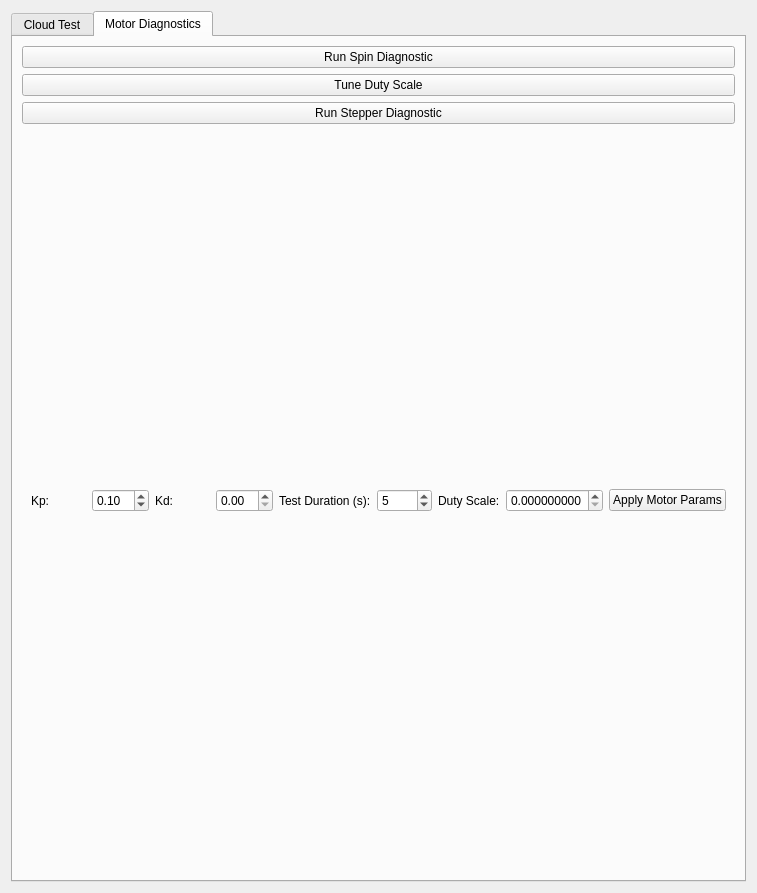
Before: the Qt Designer form frontend/cloudTest.ui in YCP-Rev-Metrix/BallSpinner-Controller-v2, drawn with Qt 5.
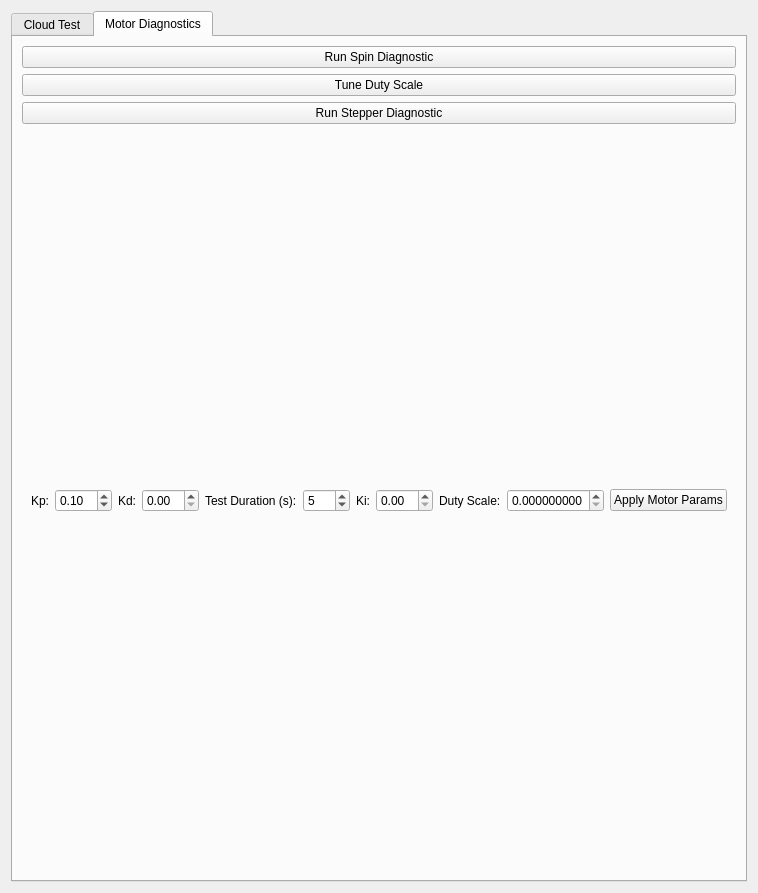
After: the same form once the commit is applied. The open tabs and pages were chosen to show the change.

Commit message: Added PID to motor

The edit to the form file:
```diff
--- a/frontend/cloudTest.ui
+++ b/frontend/cloudTest.ui
@@ -318,6 +318,29 @@
             </property>
            </widget>
           </item>
+          <item>
+           <widget class="QLabel" name="lblKi">
+            <property name="text">
+             <string>Ki:</string>
+            </property>
+           </widget>
+          </item>
+          <item>
+           <widget class="QDoubleSpinBox" name="spnKi">
+            <property name="minimum">
+             <double>0.0</double>
+            </property>
+            <property name="maximum">
+             <double>10.0</double>
+            </property>
+            <property name="singleStep">
+             <double>0.01</double>
+            </property>
+            <property name="value">
+             <double>0.0</double>
+            </property>
+           </widget>
+          </item>
           <item>
            <widget class="QLabel" name="lblDutyScale">
             <property name="text">
```
The commit also changes 2 other files.
